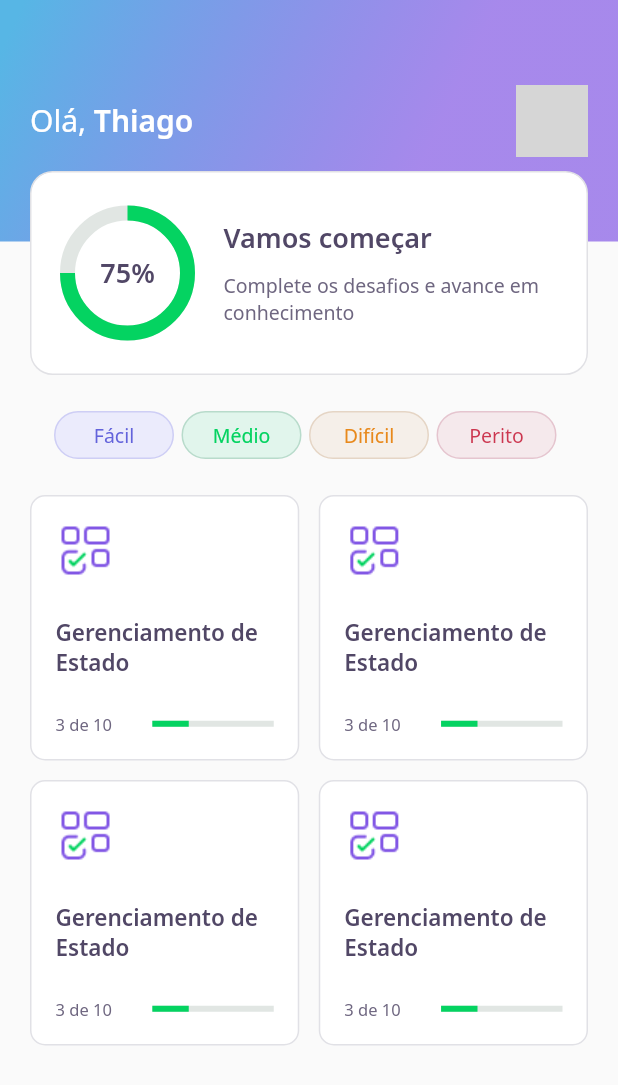
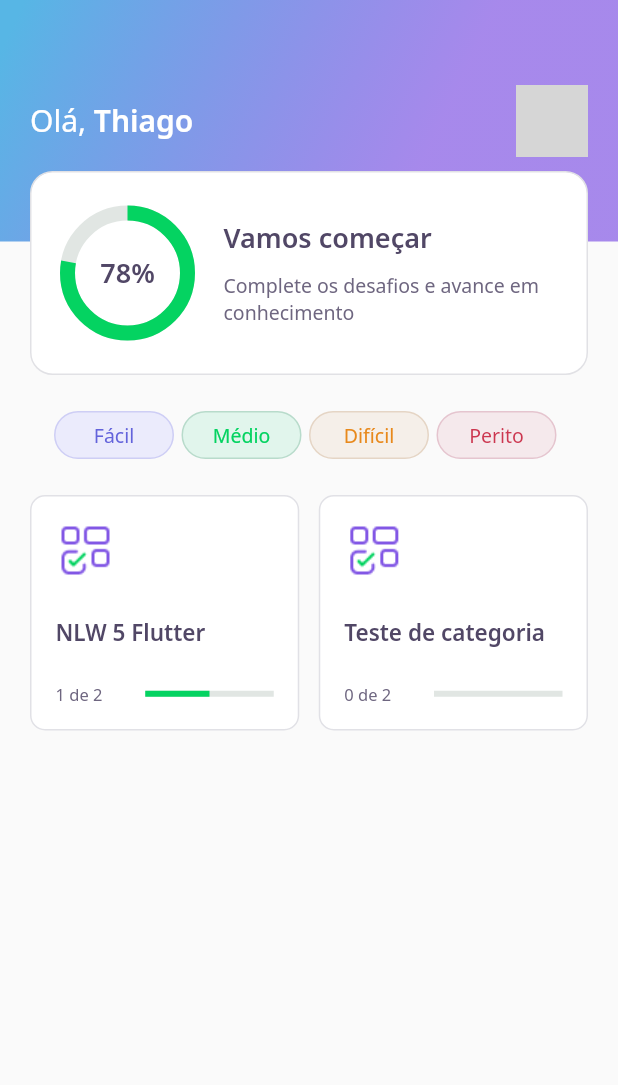
Before and after one commit to suricat89/devquiz_nlw5, a Flutter app: the HomePage screen opened directly, on a phone screen of 412 x 824 dp. Shown: the top 1085 px of the screen. Run offline on Flutter 3.47's test engine with Material 2 defaults, Android fonts, the phone set to English and light mode, and no system bars; our stand-ins replace google_fonts; accounts and stored records are empty; network calls fail; grey boxes are pictures that could not be loaded.

Commit message:
feat: Aula 03
Criação dos Models, Controller e repositório de dados JSON da HomePage

```diff
--- /dev/null
+++ b/assets/database/user.json
@@ -0,0 +1,5 @@
+{
+  "name": "Thiago",
+  "score": 78,
+  "photoUrl": "https://avatars.githubusercontent.com/u/12009887?v=4"
+}
--- a/lib/core/app_widget.dart
+++ b/lib/core/app_widget.dart
@@ -9,7 +9,7 @@ class AppWidget extends StatelessWidget {
   Widget build(BuildContext context) {
     return MaterialApp(
       title: "DevQuiz",
-      home: ChallengePage(),
+      home: HomePage(),
     );
   }
 }
--- /dev/null
+++ b/lib/home/home_controller.dart
@@ -0,0 +1,28 @@
+import 'package:devquiz/home/home_repository.dart';
+import 'package:devquiz/home/home_state.dart';
+import 'package:devquiz/shared/models/quiz_model.dart';
+import 'package:devquiz/shared/models/user_model.dart';
+import 'package:flutter/material.dart';
+
+class HomeController {
+  final stateNotifier = ValueNotifier<HomeState>(HomeState.empty);
+  set state(HomeState state) => stateNotifier.value = state;
+  HomeState get state => stateNotifier.value;
+
+  UserModel? user;
+  List<QuizModel>? quizzes;
+
+  final repository = HomeRepository();
+
+  void getUser() async {
+    state = HomeState.loading;
+    user = await repository.getUser();
+    state = HomeState.success;
+  }
+
+  void getQuizzes() async {
+    state = HomeState.loading;
+    quizzes = await repository.getQuizzes();
+    state = HomeState.success;
+  }
+}
--- a/lib/home/home_page.dart
+++ b/lib/home/home_page.dart
@@ -1,3 +1,6 @@
+import 'package:devquiz/core/app_colors.dart';
+import 'package:devquiz/home/home_controller.dart';
+import 'package:devquiz/home/home_state.dart';
 import 'package:devquiz/home/widgets/app_bar/app_bar_widget.dart';
 import 'package:devquiz/home/widgets/level_button/level_button_widget.dart';
 import 'package:devquiz/home/widgets/quiz_card/quiz_card_widget.dart';
@@ -13,10 +16,25 @@ class HomePage extends StatefulWidget {
 }
 
 class _HomePageState extends State<HomePage> {
+  final controller = HomeController();
+
+  @override
+  void initState() {
+    super.initState();
+
+    controller.getUser();
+    controller.getQuizzes();
+
+    controller.stateNotifier.addListener(() {
+      setState(() {});
+    });
+  }
+
   @override
   Widget build(BuildContext context) {
+    if (controller.state == HomeState.success) {
       return Scaffold(
-      appBar: AppBarWidget(),
+        appBar: AppBarWidget(user: controller.user!),
         body: Padding(
           padding: const EdgeInsets.symmetric(horizontal: 20),
           child: Column(
@@ -29,9 +47,11 @@ class _HomePageState extends State<HomePage> {
                   child: Row(
                     children: [
                       LevelButtonWidget(difficultyLevel: DifficultyLevel.easy),
-                    LevelButtonWidget(difficultyLevel: DifficultyLevel.medium),
+                      LevelButtonWidget(
+                          difficultyLevel: DifficultyLevel.medium),
                       LevelButtonWidget(difficultyLevel: DifficultyLevel.hard),
-                    LevelButtonWidget(difficultyLevel: DifficultyLevel.expert),
+                      LevelButtonWidget(
+                          difficultyLevel: DifficultyLevel.expert),
                     ],
                   ),
                 ),
@@ -41,22 +61,32 @@ class _HomePageState extends State<HomePage> {
                 crossAxisCount: 2,
                 mainAxisSpacing: 13,
                 crossAxisSpacing: 13,
-              children: [
-                QuizCardWidget(),
-                QuizCardWidget(),
-                QuizCardWidget(),
-                QuizCardWidget(),
-              ],
-              staggeredTiles: [
-                StaggeredTile.fit(1),
-                StaggeredTile.fit(1),
-                StaggeredTile.fit(1),
-                StaggeredTile.fit(1),
-              ],
+                children: controller.quizzes!
+                    .map((e) => QuizCardWidget(
+                          completed:
+                              '${e.questionAnswered} de ${e.questions.length}',
+                          title: e.title,
+                          percent: e.questionAnswered / e.questions.length,
+                        ))
+                    .toList(),
+                staggeredTiles: controller.quizzes!
+                    .map(
+                      (e) => StaggeredTile.fit(1),
+                    )
+                    .toList(),
               ))
             ],
           ),
         ),
       );
+    } else {
+      return Scaffold(
+        body: Center(
+          child: CircularProgressIndicator(
+            valueColor: AlwaysStoppedAnimation<Color>(AppColors.darkGreen),
+          ),
+        ),
+      );
     }
   }
+}
--- /dev/null
+++ b/lib/home/home_state.dart
@@ -0,0 +1,6 @@
+enum HomeState {
+  success,
+  loading,
+  error,
+  empty,
+}
--- a/lib/home/widgets/app_bar/app_bar_widget.dart
+++ b/lib/home/widgets/app_bar/app_bar_widget.dart
@@ -1,10 +1,13 @@
 import 'package:devquiz/core/app_gradients.dart';
 import 'package:devquiz/core/app_text_styles.dart';
 import 'package:devquiz/home/widgets/score_card/score_card_widget.dart';
+import 'package:devquiz/shared/models/user_model.dart';
 import 'package:flutter/material.dart';
 
 class AppBarWidget extends PreferredSize {
-  AppBarWidget()
+  final UserModel user;
+
+  AppBarWidget({required this.user})
       : super(
           preferredSize: Size.fromHeight(250),
           child: Container(
@@ -25,7 +28,7 @@ class AppBarWidget extends PreferredSize {
                           style: AppTextStyles.title,
                           children: [
                             TextSpan(
-                              text: "Thiago",
+                              text: user.name,
                               style: AppTextStyles.titleBold,
                             )
                           ],
@@ -37,8 +40,7 @@ class AppBarWidget extends PreferredSize {
                         decoration: BoxDecoration(
                           borderRadius: BorderRadius.circular(10),
                           image: DecorationImage(
-                            image: NetworkImage(
-                                "https://avatars.githubusercontent.com/u/12009887?v=4"),
+                            image: NetworkImage(user.photoUrl),
                           ),
                         ),
                       )
@@ -47,7 +49,7 @@ class AppBarWidget extends PreferredSize {
                 ),
                 Align(
                   alignment: Alignment(0.0, 1.0),
-                  child: ScoreCardWidget(),
+                  child: ScoreCardWidget(score: user.score),
                 )
               ],
             ),
--- a/lib/home/widgets/chart/chart_widget.dart
+++ b/lib/home/widgets/chart/chart_widget.dart
@@ -3,7 +3,8 @@ import 'package:devquiz/core/app_text_styles.dart';
 import 'package:flutter/material.dart';
 
 class ChartWidget extends StatelessWidget {
-  const ChartWidget({Key? key}) : super(key: key);
+  final int score;
+  const ChartWidget({Key? key, required this.score}) : super(key: key);
 
   @override
   Widget build(BuildContext context) {
@@ -18,7 +19,7 @@ class ChartWidget extends StatelessWidget {
                 width: 80,
                 child: CircularProgressIndicator(
                   strokeWidth: 10,
-                  value: .75,
+                  value: score / 100,
                   backgroundColor: AppColors.chartSecondary,
                   valueColor:
                       AlwaysStoppedAnimation<Color>(AppColors.chartPrimary),
@@ -27,7 +28,7 @@ class ChartWidget extends StatelessWidget {
             ),
             Center(
                 child: Text(
-              "75%",
+              '$score%',
               style: AppTextStyles.heading,
             ))
           ],
--- a/lib/home/widgets/quiz_card/quiz_card_widget.dart
+++ b/lib/home/widgets/quiz_card/quiz_card_widget.dart
@@ -1,11 +1,21 @@
+import 'package:flutter/material.dart';
+
 import 'package:devquiz/core/app_colors.dart';
 import 'package:devquiz/core/app_images.dart';
 import 'package:devquiz/core/app_text_styles.dart';
 import 'package:devquiz/shared/widgets/progress_indicator/progress_indicator_widget.dart';
-import 'package:flutter/material.dart';
 
 class QuizCardWidget extends StatelessWidget {
-  const QuizCardWidget({Key? key}) : super(key: key);
+  final String title;
+  final String completed;
+  final double percent;
+
+  const QuizCardWidget({
+    Key? key,
+    required this.title,
+    required this.completed,
+    required this.percent,
+  }) : super(key: key);
 
   @override
   Widget build(BuildContext context) {
@@ -25,16 +35,16 @@ class QuizCardWidget extends StatelessWidget {
             child: Image.asset(AppImages.blocks),
           ),
           SizedBox(height: 24),
-          Text("Gerenciamento de Estado", style: AppTextStyles.heading15),
+          Text(title, style: AppTextStyles.heading15),
           SizedBox(height: 24),
           Row(
             children: [
-              Text("3 de 10", style: AppTextStyles.body11),
+              Text(completed, style: AppTextStyles.body11),
               Expanded(
                 flex: 1,
                 child: SizedBox(width: 21),
               ),
-              Expanded(flex: 3, child: ProgressIndicatorWidget(value: 0.3))
+              Expanded(flex: 3, child: ProgressIndicatorWidget(value: percent))
             ],
           )
         ],
--- a/lib/home/widgets/score_card/score_card_widget.dart
+++ b/lib/home/widgets/score_card/score_card_widget.dart
@@ -3,7 +3,8 @@ import 'package:devquiz/home/widgets/chart/chart_widget.dart';
 import 'package:flutter/material.dart';
 
 class ScoreCardWidget extends StatelessWidget {
-  const ScoreCardWidget({Key? key}) : super(key: key);
+  final int score;
+  const ScoreCardWidget({Key? key, required this.score}) : super(key: key);
 
   @override
   Widget build(BuildContext context) {
@@ -21,7 +22,7 @@ class ScoreCardWidget extends StatelessWidget {
           crossAxisAlignment: CrossAxisAlignment.center,
           children: [
             Container(
-              child: ChartWidget(),
+              child: ChartWidget(score: score),
             ),
             Expanded(
               child: Padding(
--- /dev/null
+++ b/lib/shared/models/quiz_model.dart
@@ -0,0 +1,69 @@
+import 'dart:convert';
+
+import 'package:devquiz/shared/models/question_model.dart';
+
+enum Level {
+  facil,
+  medio,
+  dificil,
+  perito,
+}
+
+extension LevelStringExt on String {
+  Level get parse => {
+        "facil": Level.facil,
+        "medio": Level.medio,
+        "dificil": Level.dificil,
+        "perito": Level.perito,
+      }[this]!;
+}
+
+extension LevelExt on Level {
+  String get parse => {
+        Level.facil: "facil",
+        Level.medio: "medio",
+        Level.dificil: "dificil",
+        Level.perito: "perito",
+      }[this]!;
+}
+
+class QuizModel {
+  final String title;
+  final List<QuestionModel> questions;
+  final int questionAnswered;
+  final String imagem;
+  final Level level;
+
+  QuizModel(
+      {required this.title,
+      required this.questions,
+      this.questionAnswered = 0,
+      required this.imagem,
+      required this.level});
+
+  Map<String, dynamic> toMap() {
+    return {
+      'title': title,
+      'questions': questions.map((x) => x.toMap()).toList(),
+      'questionAnswered': questionAnswered,
+      'imagem': imagem,
+      'level': level.parse
+    };
+  }
+
+  factory QuizModel.fromMap(Map<String, dynamic> map) {
+    return QuizModel(
+      title: map['title'],
+      questions: List<QuestionModel>.from(
+          map['questions']?.map((x) => QuestionModel.fromMap(x))),
+      questionAnswered: map['questionAnswered'],
+      imagem: map['imagem'],
+      level: map['level'].toString().parse,
+    );
+  }
+
+  String toJson() => json.encode(toMap());
+
+  factory QuizModel.fromJson(String source) =>
+      QuizModel.fromMap(json.decode(source));
+}
--- /dev/null
+++ b/lib/shared/models/user_model.dart
@@ -0,0 +1,34 @@
+import 'dart:convert';
+
+class UserModel {
+  final String name;
+  final String photoUrl;
+  final int score;
+
+  UserModel({
+    required this.name,
+    required this.photoUrl,
+    this.score = 0,
+  });
+
+  Map<String, dynamic> toMap() {
+    return {
+      'name': name,
+      'photoUrl': photoUrl,
+      'score': score,
+    };
+  }
+
+  factory UserModel.fromMap(Map<String, dynamic> map) {
+    return UserModel(
+      name: map['name'],
+      photoUrl: map['photoUrl'],
+      score: map['score'],
+    );
+  }
+
+  String toJson() => json.encode(toMap());
+
+  factory UserModel.fromJson(String source) =>
+      UserModel.fromMap(json.decode(source));
+}
--- a/pubspec.yaml
+++ b/pubspec.yaml
@@ -19,5 +19,6 @@ dev_dependencies:
 flutter:
   assets:
     - assets/images/
+    - assets/database/
 
   uses-material-design: true
```
Also changed, not shown: assets/database/quizzes.json (added, +54 -0 lines), lib/home/home_repository.dart (added, +21 -0 lines), lib/shared/models/answer_model.dart (added, +30 -0 lines), lib/shared/models/question_model.dart (added, +33 -0 lines). Lines whose indentation alone changed are shown as unchanged.
